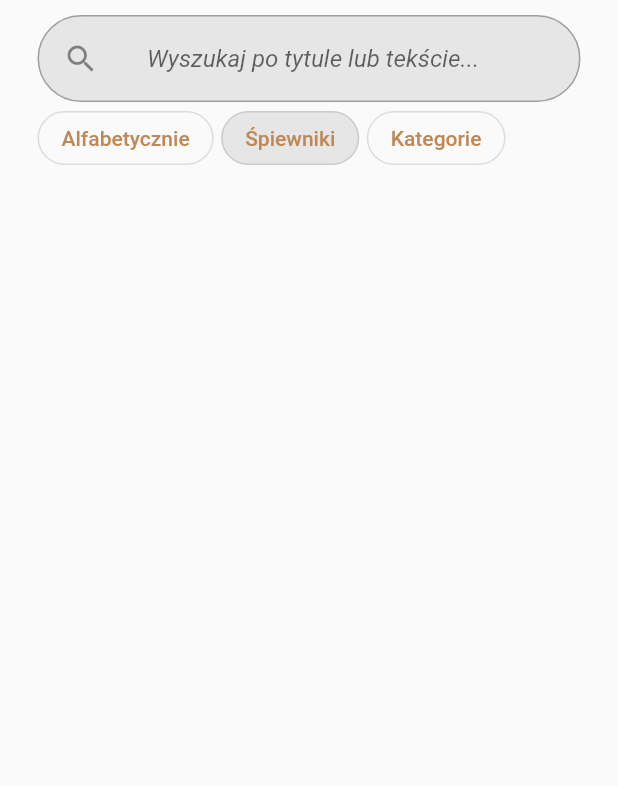
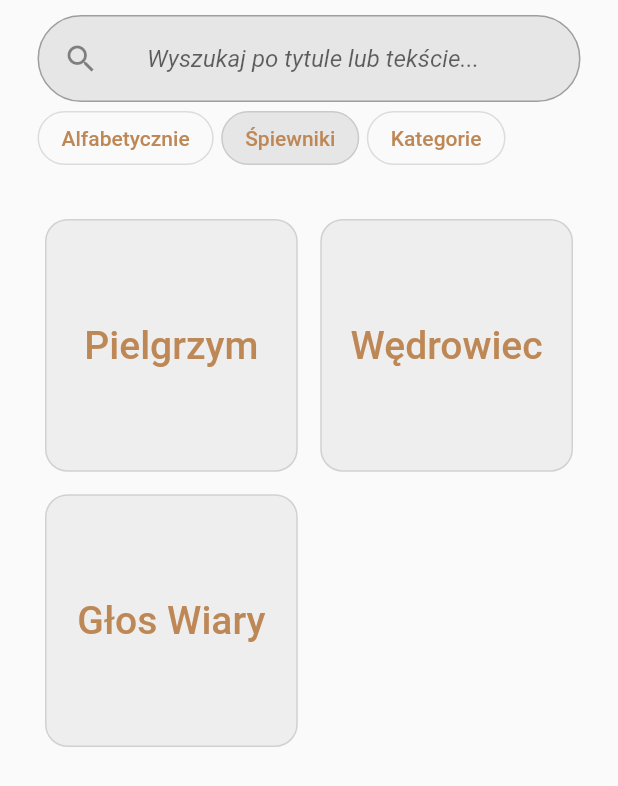
Before and after one commit to Wikcio1618/HymnalApp, a Flutter app: the Search widget shown alone on an empty page, opened directly, after a tap on "Alfabetycznie", after a tap on "Śpiewniki", on a phone screen of 412 x 824 dp. Shown: the top 786 px of the screen. Run offline on Flutter 3.47's test engine with Material 2 defaults, Android fonts, the phone set to English and light mode, and no system bars.

Commit message:
Library songbooks discovering added

```diff
--- a/lib/model/enums.dart
+++ b/lib/model/enums.dart
@@ -1,3 +1,29 @@
 enum Songbooks { pielgrzym, wedrowiec, glosWiary }
 
+extension SongbooksExtension on Songbooks {
+  String get name {
+    switch (this) {
+      case Songbooks.pielgrzym:
+        return "Pielgrzym";
+      case Songbooks.wedrowiec:
+        return "Wędrowiec";
+      case Songbooks.glosWiary:
+        return "Głos Wiary";
+    }
+  }
+}
+
 enum Categories { radosne, smutne, szybkie }
+
+extension CategoriesExtension on Categories {
+  String get name {
+    switch (this) {
+      case Categories.radosne:
+        return "Radosne";
+      case Categories.smutne:
+        return "Smutne";
+      case Categories.szybkie:
+        return "Szybkie";
+    }
+  }
+}
--- a/lib/model/hymn.dart
+++ b/lib/model/hymn.dart
@@ -4,52 +4,54 @@ class Hymn {
   final int? id;
   final String title;
   final String text;
-  final List<Songbooks>? songbook;
-  final List<Categories>? category;
+  final List<Songbooks>? songbooks;
+  final List<Categories>? categories;
 
   const Hymn(
       {this.id,
       required this.title,
       required this.text,
-      this.songbook,
-      this.category});
+      this.songbooks,
+      this.categories});
 
   static List<Hymn> hymns = [
     const Hymn(
         title: 'Cudowna boża łaska',
         text: 'twa, zbawiła z grzechów mnie..',
-        songbook: [Songbooks.glosWiary],
-        category: [Categories.radosne]),
+        songbooks: [Songbooks.glosWiary],
+        categories: [Categories.radosne]),
     const Hymn(
         title: 'Cudowna boża łaska',
         text: 'twa, zbawiłaa z grzechów mnie..',
-        songbook: [Songbooks.glosWiary],
-        category: [Categories.radosne]),
+        songbooks: [Songbooks.glosWiary],
+        categories: [Categories.radosne]),
     const Hymn(
         title: 'Gdy na ten świat',
         text: 'spoglądam wielki Boże',
-        songbook: [Songbooks.glosWiary],
-        category: [Categories.radosne, Categories.szybkie]),
+        songbooks: [Songbooks.glosWiary],
+        categories: [Categories.radosne, Categories.szybkie]),
+    const Hymn(title: 'Błogo mi', text: 'W Panu wieczny mam dział', songbooks: [
+      Songbooks.pielgrzym
+    ], categories: [
+      Categories.radosne,
+      Categories.szybkie,
+      Categories.smutne
+    ]),
     const Hymn(
         title: 'Błogo mi',
         text: 'W Panu wieczny mam dział',
-        songbook: [Songbooks.pielgrzym],
-        category: [Categories.radosne, Categories.szybkie, Categories.smutne]),
+        songbooks: [Songbooks.pielgrzym],
+        categories: [Categories.smutne]),
     const Hymn(
         title: 'Błogo mi',
         text: 'W Panu wieczny mam dział',
-        songbook: [Songbooks.pielgrzym],
-        category: [Categories.smutne]),
+        songbooks: [Songbooks.wedrowiec],
+        categories: [Categories.radosne, Categories.szybkie]),
     const Hymn(
         title: 'Błogo mi',
         text: 'W Panu wieczny mam dział',
-        songbook: [Songbooks.wedrowiec],
-        category: [Categories.radosne, Categories.szybkie]),
-    const Hymn(
-        title: 'Błogo mi',
-        text: 'W Panu wieczny mam dział',
-        songbook: [Songbooks.wedrowiec, Songbooks.glosWiary],
-        category: [Categories.smutne]),
+        songbooks: [Songbooks.wedrowiec, Songbooks.glosWiary],
+        categories: [Categories.smutne]),
   ];
 
   static List<String> getTitles() {
@@ -65,4 +67,15 @@ class Hymn {
     hymnsCopy.sort(((hymn1, hymn2) => hymn1.title.compareTo(hymn2.title)));
     return hymnsCopy;
   }
+
+  static List<Hymn> getHymnsOfSongbook(Songbooks songbook, int option) {
+    Iterator<Hymn> hymns = Hymn.hymns.iterator;
+    List<Hymn> hymnsOfSongbook = [];
+    while (hymns.moveNext()) {
+      if (hymns.current.songbooks!.contains(Songbooks.values[option])) {
+        hymnsOfSongbook.add(hymns.current);
+      }
+    }
+    return hymnsOfSongbook;
+  }
 }
--- a/lib/root_search.dart
+++ b/lib/root_search.dart
@@ -27,7 +27,8 @@ class _SearchState extends State<Search> {
     return _customSearchContainer();
   }
 
-  Widget _customSearchContainer() => Column(
+  Widget _customSearchContainer() => SingleChildScrollView(
+        child: Column(
           children: [
             Padding(
               padding: const EdgeInsets.only(top: 10, right: 25, left: 25),
@@ -58,6 +59,7 @@ class _SearchState extends State<Search> {
             ),
             searchBody[currSearch],
           ],
+        ),
       );
 
   Widget _customSearchOutlinedButton(String label, int index) => OutlinedButton(
@@ -71,7 +73,8 @@ class _SearchState extends State<Search> {
       },
       style: ButtonStyle(
           backgroundColor: selected[index]
-              ? const MaterialStatePropertyAll<Color>(Color.fromARGB(255, 231, 230, 230))
+              ? const MaterialStatePropertyAll<Color>(
+                  Color.fromARGB(255, 231, 230, 230))
               : null,
           shape: MaterialStateProperty.all<RoundedRectangleBorder>(
               RoundedRectangleBorder(borderRadius: BorderRadius.circular(30)))),
--- a/lib/search_alphabet.dart
+++ b/lib/search_alphabet.dart
@@ -1,5 +1,5 @@
 import 'package:flutter/material.dart';
-import 'package:scrollable_positioned_list/scrollable_positioned_list.dart';
+import 'package:hymnal_app/search_tile_builder.dart';
 
 import 'model/hymn.dart';
 
@@ -12,8 +12,6 @@ class AlphabeticalListView extends StatefulWidget {
 
 class _AlphabeticalListViewState extends State<AlphabeticalListView> {
   final hymnsSorted = Hymn.sortHymnsAlphabetically();
-  int hymnIterator = 0;
-  int letterIterator = 0;
 
   final List<String> letters = [
     'A',
@@ -38,59 +36,41 @@ class _AlphabeticalListViewState extends State<AlphabeticalListView> {
     'U',
     'W',
     'Y',
-    'Z'
+    'Z',
   ];
 
   @override
   Widget build(BuildContext context) {
-    return Expanded(
-        child: ListView.builder(
-      itemBuilder: itemBuilder,
-      itemCount: hymnsSorted.length + letters.length,
-    ));
+    return Column(
+      children: _customColumnChildren(),
+    );
   }
 
-  Widget itemBuilder(context, index) {
-    if (hymnIterator == hymnsSorted.length) {
-      hymnIterator = 0;
-    }
-    if (letterIterator == letters.length) {
-      letterIterator = 0;
-    }
+  List<Widget> _customColumnChildren() {
+    Iterator<String> letterIterator = letters.iterator;
+    List<Widget> columnChildren = [];
+    columnChildren.add(TileBuilder.customRubricTile(letters[0]));
+    letterIterator.moveNext();
 
-    if (index == 0) {
-      return _customLetterTile(letters[letterIterator]);
-    }
-
-    bool matchingTitle = (hymnIterator != hymnsSorted.length)
+/*     bool matchingTitle = (hymnIterator != hymnsSorted.length)
         ? hymnsSorted[hymnIterator]
             .title
             .toLowerCase()
             .startsWith(letters[letterIterator].toLowerCase())
-        : false;
+        : false; */
 
-    if (matchingTitle) {
-      hymnIterator++;
-      return _customLibraryTile(hymnsSorted[hymnIterator - 1]);
-    } else {
-      letterIterator++;
-      return _customLetterTile(letters[letterIterator - 1]);
+    while (letterIterator.moveNext()) {
+      Iterator<Hymn> hymnIterator = hymnsSorted.iterator;
+      columnChildren.add(TileBuilder.customRubricTile(letterIterator.current));
+      while (hymnIterator.moveNext()) {
+        if (hymnIterator.current.title
+            .toLowerCase()
+            .startsWith(letterIterator.current.toLowerCase())) {
+          columnChildren
+              .add(TileBuilder.customLibraryTile(hymnIterator.current));
+        }
+      }
     }
+    return columnChildren;
   }
-
-  Widget _customLetterTile(String letter) => ListTile(
-        leading: Text(
-          letter,
-          style: const TextStyle(
-            fontWeight: FontWeight.bold,
-            fontSize: 20,
-            color: Color.fromARGB(255, 190, 136, 86),
-          ),
-        ),
-      );
-
-  Widget _customLibraryTile(Hymn hymn) => ListTile(
-        title: Text(hymn.title),
-        subtitle: Text(hymn.text),
-      );
 }
--- a/lib/search_songbook.dart
+++ b/lib/search_songbook.dart
@@ -1,4 +1,6 @@
-import 'package:flutter/cupertino.dart';
+import 'package:flutter/material.dart';
+import 'package:hymnal_app/model/enums.dart';
+import 'package:hymnal_app/songbook_discover.dart';
 
 class SongbookListView extends StatefulWidget {
   const SongbookListView({super.key});
@@ -8,8 +10,47 @@ class SongbookListView extends StatefulWidget {
 }
 
 class _SongbookListViewState extends State<SongbookListView> {
+  int? currSongbook;
+
   @override
   Widget build(BuildContext context) {
-    return Container();
+    return Container(
+      padding: const EdgeInsets.all(30.0),
+      child: GridView.builder(
+          physics: const NeverScrollableScrollPhysics(),
+          shrinkWrap: true,
+          gridDelegate: const SliverGridDelegateWithFixedCrossAxisCount(
+            crossAxisCount: 2,
+            childAspectRatio: 1,
+            mainAxisSpacing: 15,
+            crossAxisSpacing: 15,
+          ),
+          itemCount: Songbooks.values.length,
+          itemBuilder: buttonBuilder),
+    );
+  }
+
+  Widget buttonBuilder(BuildContext context, int index) {
+    return OutlinedButton(
+      style: ButtonStyle(
+          backgroundColor: MaterialStateProperty.all(Colors.grey[200]),
+          shape: MaterialStateProperty.all(
+            RoundedRectangleBorder(
+              side: const BorderSide(width: 2, color: Colors.black),
+              borderRadius: BorderRadius.circular(15),
+            ),
+          )),
+      onPressed: () {
+        Navigator.of(context).push(
+          MaterialPageRoute(
+            builder: (BuildContext context) {
+              return DiscoverSongbookPage(index);
+            },
+          ),
+        );
+      },
+      child: Text(
+          style: const TextStyle(fontSize: 26), Songbooks.values[index].name),
+    );
   }
 }
--- /dev/null
+++ b/lib/search_tile_builder.dart
@@ -0,0 +1,31 @@
+import 'package:flutter/material.dart';
+import 'model/hymn.dart';
+
+class TileBuilder {
+  static Widget customRubricTile(String label) => Column(children: [
+        const SizedBox(
+          height: 30,
+        ),
+        Container(
+          decoration: const BoxDecoration(
+              border: Border(
+                  bottom:
+                      BorderSide(color: Color.fromARGB(255, 231, 230, 230)))),
+          child: ListTile(
+            leading: Text(
+              label,
+              style: const TextStyle(
+                fontWeight: FontWeight.bold,
+                fontSize: 26,
+                color: Color.fromARGB(255, 190, 136, 86),
+              ),
+            ),
+          ),
+        ),
+      ]);
+
+  static Widget customLibraryTile(Hymn hymn) => ListTile(
+        title: Text(hymn.title),
+        subtitle: Text(hymn.text),
+      );
+}
--- /dev/null
+++ b/lib/songbook_discover.dart
@@ -0,0 +1,24 @@
+import 'package:flutter/material.dart';
+import 'package:hymnal_app/model/enums.dart';
+import 'package:hymnal_app/model/hymn.dart';
+import 'package:hymnal_app/search_tile_builder.dart';
+
+class DiscoverSongbookPage extends StatelessWidget {
+  DiscoverSongbookPage(this.option, {super.key});
+
+  final int option;
+  late final List<Hymn> hymnsOfSongbook =
+      Hymn.getHymnsOfSongbook(Songbooks.values[option], option);
+
+  @override
+  Widget build(BuildContext context) {
+    return Scaffold(
+      appBar: AppBar(title: Text(Songbooks.values[option].name)),
+      body: ListView.builder(
+          itemCount: hymnsOfSongbook.length, itemBuilder: tileBuilder),
+    );
+  }
+
+  Widget tileBuilder(BuildContext context, int index) =>
+      TileBuilder.customLibraryTile(hymnsOfSongbook[index]);
+}
```
Lines whose indentation alone changed are shown as unchanged.
